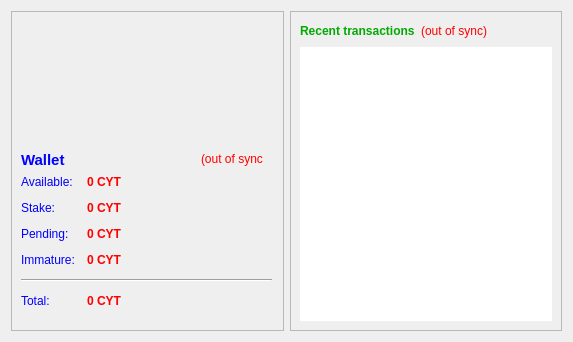
010000110101100101010100/CYTN, file src/qt/forms/overviewpage.ui: the form before one commit.
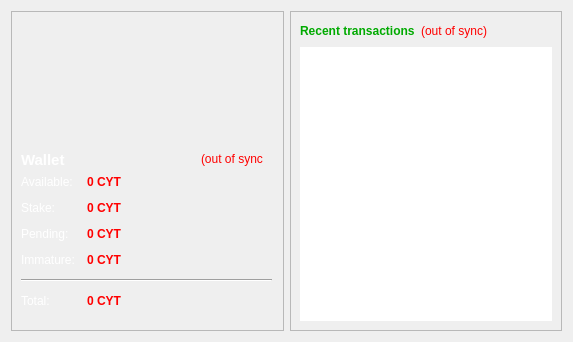
The form after the commit.

What changed in the file:
```diff
--- a/src/qt/forms/overviewpage.ui
+++ b/src/qt/forms/overviewpage.ui
@@ -49,7 +49,7 @@
          <item row="0" column="0">
           <widget class="QLabel" name="label">
            <property name="styleSheet">
-            <string notr="true">color: rgb(0, 0, 255);</string>
+            <string notr="true">color: rgb(255, 255, 255);</string>
            </property>
            <property name="text">
             <string>Available:</string>
@@ -84,7 +84,7 @@
          <item row="2" column="0">
           <widget class="QLabel" name="label_6">
            <property name="styleSheet">
-            <string notr="true">color: rgb(0, 0, 255);</string>
+            <string notr="true">color: rgb(255, 255, 255);</string>
            </property>
            <property name="text">
             <string>Stake:</string>
@@ -119,7 +119,7 @@
          <item row="3" column="0">
           <widget class="QLabel" name="label_3">
            <property name="styleSheet">
-            <string notr="true">color: rgb(0, 0, 255);</string>
+            <string notr="true">color: rgb(255, 255, 255);</string>
            </property>
            <property name="text">
             <string>Pending:</string>
@@ -154,7 +154,7 @@
          <item row="4" column="0">
           <widget class="QLabel" name="labelImmatureText">
            <property name="styleSheet">
-            <string notr="true">color: rgb(0, 0, 255);</string>
+            <string notr="true">color: rgb(255, 255, 255);</string>
            </property>
            <property name="text">
             <string>Immature:</string>
@@ -193,7 +193,7 @@
          <item row="6" column="0">
           <widget class="QLabel" name="labelTotalText">
            <property name="styleSheet">
-            <string notr="true">color: rgb(0, 0, 255);</string>
+            <string notr="true">color: rgb(255, 255, 255);</string>
            </property>
            <property name="text">
             <string>Total:</string>
@@ -244,7 +244,7 @@
          </font>
         </property>
         <property name="styleSheet">
-         <string notr="true">color: rgb(0, 0, 255);</string>
+         <string notr="true">color: rgb(255, 255, 255);</string>
         </property>
         <property name="text">
          <string>Wallet</string>
```
